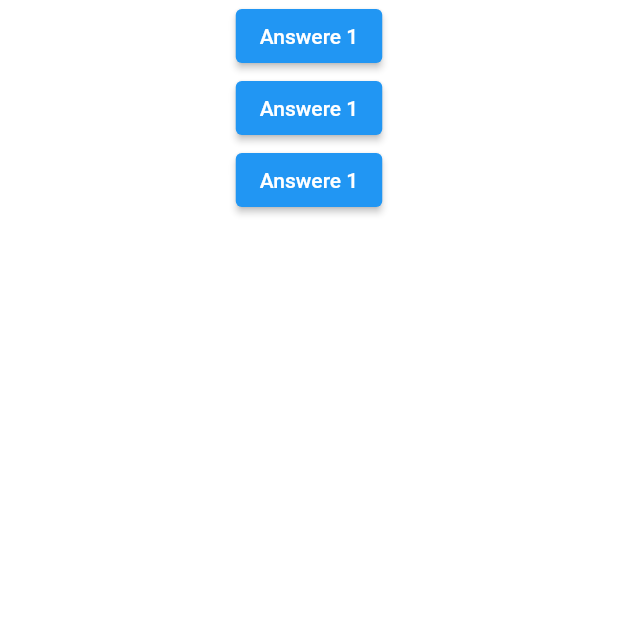
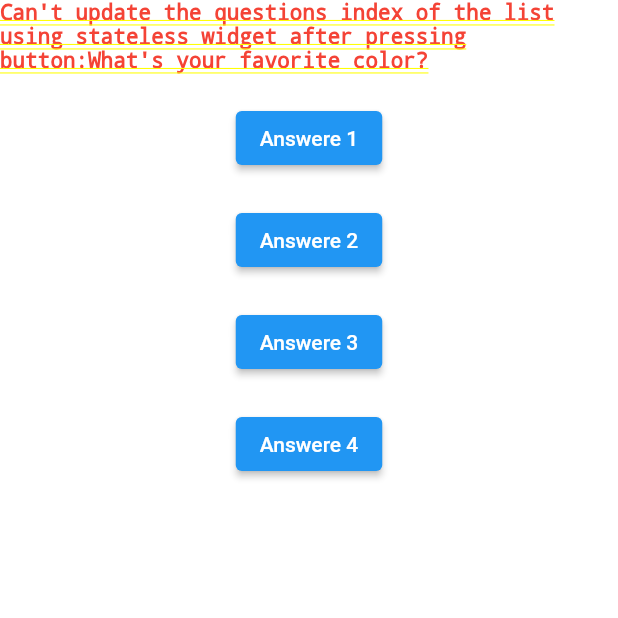
Before and after one commit to kasim121/basic_quiz_app, a Flutter app: the screen it shows after launch, on a phone screen of 412 x 824 dp, the top half of it. Run offline on Flutter 3.47's test engine with Material 2 defaults, Android fonts, the phone set to English and light mode, and no system bars.

Commit message:
incorrect stls widget used to update the state using fun and sow into the text widget

```diff
--- a/lib/main.dart
+++ b/lib/main.dart
@@ -14,36 +14,73 @@ class MyApp extends StatelessWidget {
       theme: ThemeData(
         primarySwatch: Colors.blue,
       ),
-      home: const MyHomePage(),
+      home: MyHomePage(),
     );
   }
 }
 
+// ignore: use_key_in_widget_constructors, must_be_immutable
 class MyHomePage extends StatelessWidget {
-  const MyHomePage({Key? key}) : super(key: key);
+  MyHomePage({Key? key}) : super(key: key);
 
   void customFunction() {
     debugPrint("Hi, i am  a custom function");
   }
 
+  var questionIndex = 0;
+
+  void answerQuestion() {
+    questionIndex = questionIndex + 1;
+    debugPrint("-----------------------printing" +
+        questionIndex.toString() +
+        "-------------------");
+  }
+
   @override
   Widget build(BuildContext context) {
+    var questions = [
+      'What\'s your favorite color?',
+      'What\'s your favorite animal?',
+    ];
     return Column(
       children: [
+        Text(
+          "Can't update the questions index of the list using stateless widget after pressing button:${questions[questionIndex]}",
+          style: const TextStyle(color: Colors.red, fontSize: 14),
+        ),
+        const SizedBox(
+          height: 20,
+        ),
         ElevatedButton(
           onPressed: () {
             debugPrint("Hi, I a anonymous function");
           },
           child: const Text("Answere 1"),
         ),
+        const SizedBox(
+          height: 20,
+        ),
         ElevatedButton(
           onPressed: () => debugPrint(
               "Hi, i am also anonymous function with fat arrow syntax"),
-          child: const Text("Answere 1"),
+          child: const Text("Answere 2"),
+        ),
+        const SizedBox(
+          height: 20,
         ),
         ElevatedButton(
           onPressed: customFunction,
-          child: const Text("Answere 1"),
+          child: const Text("Answere 3"),
+        ),
+        const SizedBox(
+          height: 20,
+        ),
+        ElevatedButton(
+          onPressed: answerQuestion,
+          child: const Text("Answere 4"),
+        ),
+        const SizedBox(
+          height: 20,
         ),
       ],
     );
```
